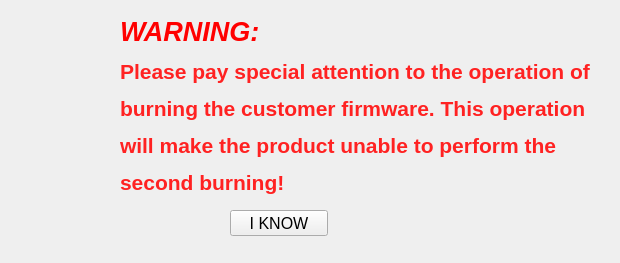
First picture: the form in PyQTUI/warningForm.ui, repository wangyixu12/Esp32DownloadTools, before the edit.
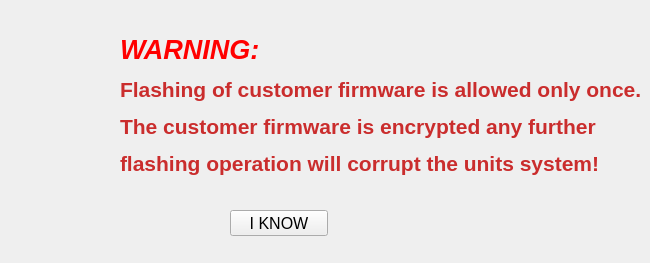
Second picture: the form after the edit. Icons and pictures are not drawn.

Commit message: 修改了warning中的内容

```diff
--- a/PyQTUI/warningForm.ui
+++ b/PyQTUI/warningForm.ui
@@ -6,7 +6,7 @@
    <rect>
     <x>0</x>
     <y>0</y>
-    <width>620</width>
+    <width>650</width>
     <height>263</height>
    </rect>
   </property>
@@ -18,7 +18,7 @@
   </property>
   <property name="maximumSize">
    <size>
-    <width>620</width>
+    <width>650</width>
     <height>300</height>
    </size>
   </property>
@@ -64,7 +64,7 @@
     <rect>
      <x>120</x>
      <y>10</y>
-     <width>491</width>
+     <width>531</width>
      <height>191</height>
     </rect>
    </property>
@@ -81,7 +81,7 @@
     </size>
    </property>
    <property name="text">
-    <string>&lt;html&gt;&lt;head/&gt;&lt;body&gt;&lt;p&gt;&lt;span style=&quot; font-size:20pt; font-weight:600; font-style:italic; color:#ff0000;&quot;&gt;WARNING: &lt;/span&gt;&lt;/p&gt;&lt;p&gt;&lt;span style=&quot; font-size:16pt; font-weight:600; color:#ff2222;&quot;&gt;Please pay special attention to the operation of&lt;/span&gt;&lt;/p&gt;&lt;p&gt;&lt;span style=&quot; font-size:16pt; font-weight:600; color:#ff2222;&quot;&gt;burning the customer firmware. This operation&lt;/span&gt;&lt;/p&gt;&lt;p&gt;&lt;span style=&quot; font-size:16pt; font-weight:600; color:#ff2222;&quot;&gt;will make the product unable to perform the&lt;/span&gt;&lt;/p&gt;&lt;p&gt;&lt;span style=&quot; font-size:16pt; font-weight:600; color:#ff2222;&quot;&gt;second burning!&lt;/span&gt;&lt;/p&gt;&lt;/body&gt;&lt;/html&gt;</string>
+    <string>&lt;html&gt;&lt;head/&gt;&lt;body&gt;&lt;p&gt;&lt;span style=&quot; font-size:20pt; font-weight:600; font-style:italic; color:#ff0000;&quot;&gt;WARNING: &lt;/span&gt;&lt;/p&gt;&lt;p&gt;&lt;span style=&quot; font-size:16pt; font-weight:600; color:#ca2d2d;&quot;&gt;Flashing of customer firmware is allowed only once.&lt;/span&gt;&lt;/p&gt;&lt;p&gt;&lt;span style=&quot; font-size:16pt; font-weight:600; color:#ca2d2d;&quot;&gt;The customer firmware is encrypted any further &lt;/span&gt;&lt;/p&gt;&lt;p&gt;&lt;span style=&quot; font-size:16pt; font-weight:600; color:#ca2d2d;&quot;&gt;flashing operation will corrupt the units system!&lt;/span&gt;&lt;/p&gt;&lt;/body&gt;&lt;/html&gt;</string>
    </property>
   </widget>
  </widget>
```
The commit also changes 2 other files.
